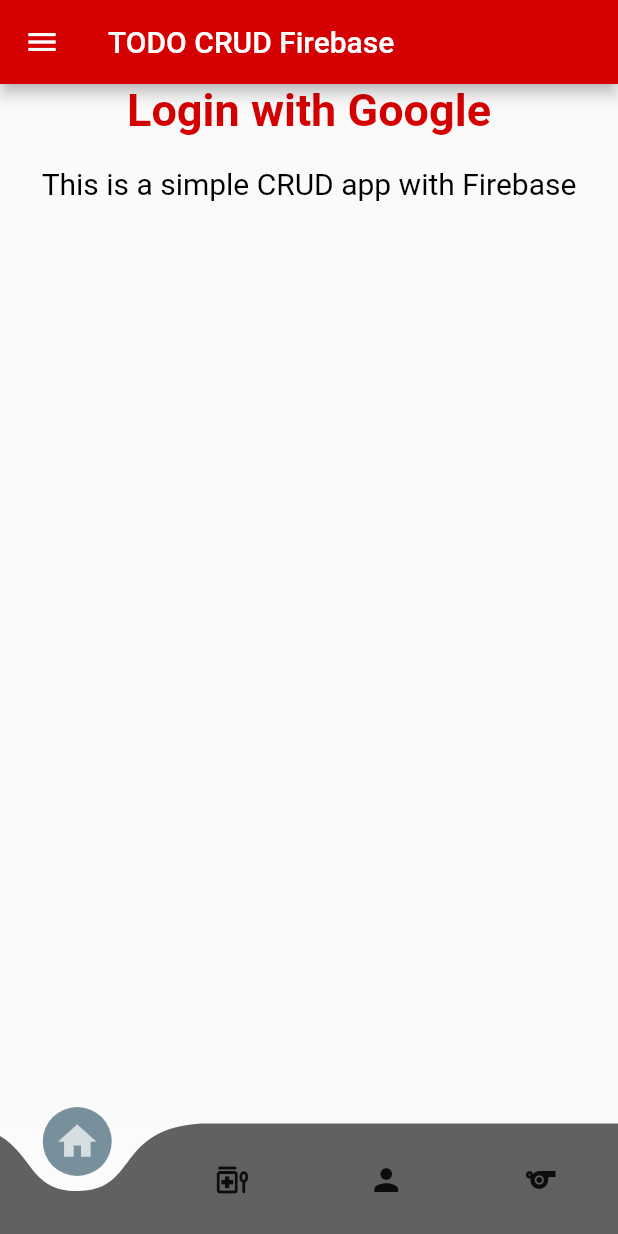
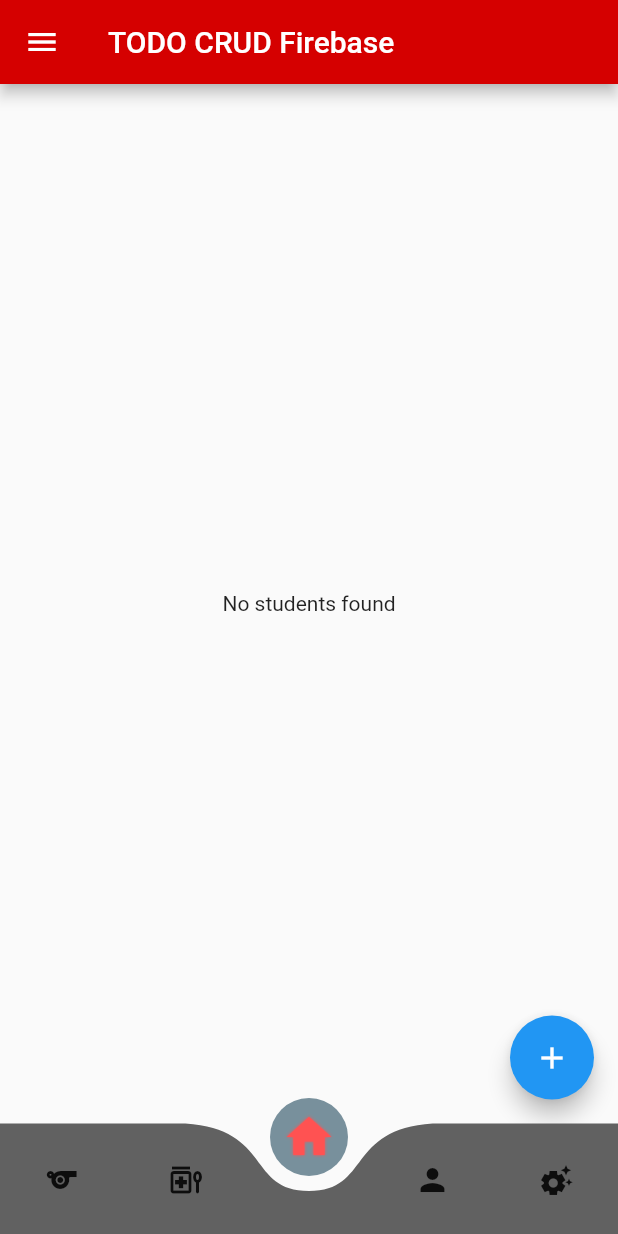
Before and after one commit to Angel-cuba/crud_firebase, a Flutter app: the screen it shows after launch, on a phone screen of 412 x 824 dp. Run offline on Flutter 3.47's test engine with Material 2 defaults, Android fonts, the phone set to English and light mode, and no system bars; drawn by our look-alikes of curved_navigation_bar.

Commit message:
Refactoring code and adding some styles

```diff
--- a/lib/navigator.dart
+++ b/lib/navigator.dart
@@ -1,5 +1,6 @@
 import 'package:crud_firebase/views/details_screen.dart';
 import 'package:crud_firebase/views/home_screen.dart';
+import 'package:crud_firebase/views/settings_screen.dart';
 import 'package:crud_firebase/views/sprint_screen.dart';
 import 'package:curved_navigation_bar/curved_navigation_bar.dart';
 import 'package:flutter/material.dart';
@@ -14,7 +15,7 @@ class NavigateToPage extends StatefulWidget {
 }
 
 class _NavigateToPageState extends State<NavigateToPage> {
-  int _selectedIndex = 0;
+  int _selectedIndex = 2;
   void _onTabSelected(int index) {
     setState(() {
       _selectedIndex = index;
@@ -22,12 +23,13 @@ class _NavigateToPageState extends State<NavigateToPage> {
   }
 
   static const List<Widget> _widgetOptions = <Widget>[
+    DetailScreen(),
+    SprintScreen(),
     HomePage(
       title: 'CRUD Firebase',
     ),
-    DetailScreen(),
     ProfileScreen(),
-    SprintScreen(),
+    SettingScreen(),
   ];
 
   @override
@@ -36,28 +38,40 @@ class _NavigateToPageState extends State<NavigateToPage> {
       bottomNavigationBar: CurvedNavigationBar(
         key: const Key('bottomNavigationBar'),
         items: <Widget>[
-          Icon(
-            Icons.home,
-            size: _selectedIndex == 0 ? 30 : 24,
-            color: _selectedIndex == 0 ? Colors.white70 : null,
-          ),
+          Icon(Icons.sports,
+              size: _selectedIndex == 0 ? 30 : 24,
+              color: _selectedIndex == 0 ? Colors.white70 : null),
           Icon(Icons.medication_liquid_sharp,
               size: _selectedIndex == 1 ? 30 : 24,
               color: _selectedIndex == 1 ? Colors.white70 : null),
           Icon(
+            Icons.home,
+            size: _selectedIndex == 2 ? 36 : 24,
+            color: _selectedIndex == 2 ? Colors.redAccent.shade200 : null,
+            shadows: [
+              Shadow(
+                blurRadius: 2.0,
+                color: _selectedIndex == 2
+                    ? Colors.redAccent.shade200
+                    : Colors.white70,
+              ),
+            ],
+          ),
+          Icon(
             Icons.person,
-            size: _selectedIndex == 2 ? 30 : 24,
-            color: _selectedIndex == 2 ? Colors.white70 : null,
+            size: _selectedIndex == 3 ? 30 : 24,
+            color: _selectedIndex == 3 ? Colors.white70 : null,
           ),
-          Icon(Icons.sports,
-              size: _selectedIndex == 3 ? 30 : 24,
-              color: _selectedIndex == 3 ? Colors.white70 : null),
+          Icon(Icons.settings_suggest,
+              size: _selectedIndex == 4 ? 30 : 24,
+              color: _selectedIndex == 4 ? Colors.white70 : null),
         ],
         onTap: _onTabSelected,
         animationDuration: const Duration(milliseconds: 400),
-        backgroundColor: Colors.white24,
+        backgroundColor: Colors.transparent,
         color: Colors.grey.shade700,
         buttonBackgroundColor: Colors.blueGrey.shade400,
+        index: 2,
       ),
       body: _widgetOptions.elementAt(_selectedIndex),
     );
--- a/lib/views/home_screen.dart
+++ b/lib/views/home_screen.dart
@@ -1,9 +1,41 @@
+import 'package:crud_firebase/model/student.dart';
 import 'package:flutter/material.dart';
 
-class HomePage extends StatelessWidget {
+class HomePage extends StatefulWidget {
   const HomePage({Key? key, required this.title}) : super(key: key);
 
   final String title;
+
+  @override
+  State<HomePage> createState() => _HomePageState();
+}
+
+class _HomePageState extends State<HomePage> {
+  List<Student> students = [
+    // Student(id: '1', rollno: 1, name: 'John', level: 1),
+    // Student(id: '2', rollno: 2, name: 'Peter', level: 2),
+    // Student(id: '3', rollno: 3, name: 'Mary', level: 3),
+    // Student(id: '4', rollno: 4, name: 'Jane', level: 4),
+    // Student(id: '5', rollno: 5, name: 'Jack', level: 6),
+    // Student(id: '6', rollno: 6, name: 'Jill', level: 3),
+    // Student(id: '7', rollno: 7, name: 'Bob', level: 7),
+    // Student(id: '8', rollno: 8, name: 'Alice', level: 2),
+    // Student(id: '9', rollno: 9, name: 'Tom', level: 9),
+    // Student(id: '10', rollno: 10, name: 'Jerry', level: 1),
+  ];
+  //List of images to render
+  List<String> images = [
+    'https://picsum.photos/250?image=31',
+    'https://picsum.photos/250?image=2',
+    'https://picsum.photos/250?image=13',
+    'https://picsum.photos/250?image=4',
+    'https://picsum.photos/250?image=25',
+    'https://picsum.photos/250?image=6',
+    'https://picsum.photos/250?image=7',
+    'https://picsum.photos/250?image=8',
+    'https://picsum.photos/250?image=19',
+    'https://picsum.photos/250?image=10',
+  ];
 
   @override
   Widget build(BuildContext context) {
@@ -16,22 +48,89 @@ class HomePage extends StatelessWidget {
           child: const Icon(Icons.menu),
         ),
         backgroundColor: Colors.redAccent.shade700,
-        title: Text("TODO $title"),
+        title: Text("TODO ${widget.title}"),
       ),
-      body: Container(
-        alignment: Alignment.center,
-        height: fullHeight,
-        width: fullWidth,
-        child: Column(children: [
-          Text('Login with Google',
-              style: TextStyle(
-                  fontSize: 30.0,
-                  color: Colors.redAccent.shade700,
-                  fontWeight: FontWeight.bold)),
-          const SizedBox(height: 20.0),
-          const Text('This is a simple CRUD app with Firebase',
-              style: TextStyle(fontSize: 20.0, color: Colors.black)),
-        ]),
+      body: students.isEmpty
+          ? const Center(
+              child: Text('No students found'),
+            )
+          : Padding(
+              padding: EdgeInsets.only(bottom: fullHeight * 0.012),
+              child: Column(
+                children: [
+                  Container(
+                    height: fullHeight * 0.1,
+                    width: fullWidth,
+                    color: Colors.redAccent.shade700,
+                    child: const Center(
+                      child: Text(
+                        'Students',
+                        style: TextStyle(
+                          color: Colors.white,
+                          fontSize: 30,
+                          fontWeight: FontWeight.bold,
+                        ),
+                      ),
+                    ),
+                  ),
+                  const SizedBox(
+                    height: 10,
+                  ),
+                  const Text(
+                    'List of students',
+                    style: TextStyle(
+                      fontSize: 20,
+                      fontWeight: FontWeight.bold,
+                    ),
+                  ),
+                  const SizedBox(
+                    height: 10,
+                  ),
+                  Expanded(
+                    child: ListView.builder(
+                      itemCount: students.length,
+                      itemBuilder: (context, index) {
+                        return Card(
+                          elevation: 5,
+                          color: students[index].level < 3
+                              ? Colors.green.shade100
+                              : students[index].level < 7
+                                  ? Colors.green.shade100
+                                  : Colors.red.shade100,
+                          child: ListTile(
+                              leading: CircleAvatar(
+                                backgroundImage: NetworkImage(images[index]),
+                              ),
+                              title: Text(students[index].name),
+                              subtitle: Text('Level: ${students[index].level}'),
+                              trailing: SizedBox(
+                                width: fullWidth * 0.3,
+                                child: Row(
+                                  children: [
+                                    IconButton(
+                                      onPressed: () {},
+                                      icon: const Icon(Icons.edit),
+                                      color: Colors.green,
+                                    ),
+                                    IconButton(
+                                      onPressed: () {},
+                                      icon: const Icon(Icons.delete),
+                                      color: Colors.red,
+                                    ),
+                                  ],
+                                ),
+                              )),
+                        );
+                      },
+                    ),
+                  ),
+                ],
+              ),
+            ),
+      floatingActionButton: FloatingActionButton(
+        onPressed: () {},
+        tooltip: 'Add',
+        child: const Icon(Icons.add),
       ),
     );
   }
--- /dev/null
+++ b/lib/views/settings_screen.dart
@@ -0,0 +1,18 @@
+import 'package:flutter/material.dart';
+
+class SettingScreen extends StatelessWidget {
+  const SettingScreen({super.key});
+
+  @override
+  Widget build(BuildContext context) {
+    return Container(
+      color: Colors.transparent,
+      child: const Center(
+        child: Text(
+          'Detail Screen',
+          style: TextStyle(fontSize: 30.0, color: Colors.black),
+        ),
+      ),
+    );
+  }
+}
```
